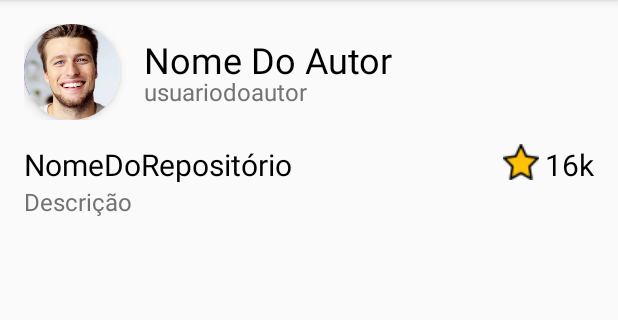
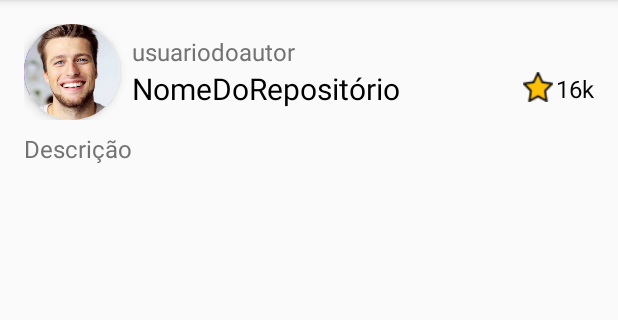
Before and after one commit to mconte13/SearchRepos, an Android app: the screen it shows after launch (MainActivity before the commit, HomeActivity after it), on a phone screen of 412 x 824 dp, the part 84-404 px from its top. Run offline under Robolectric (Android 15) with nearby library versions, the phone set to English and light mode, and no system bars; our stand-ins replace RxJava; network calls fail.

Commit message:
New layout and ApiRequest

```diff
--- a/app/build.gradle
+++ b/app/build.gradle
@@ -33,4 +33,9 @@ dependencies {
     androidTestImplementation 'androidx.test:runner:1.1.1'
     androidTestImplementation 'androidx.test.espresso:espresso-core:3.1.1'
     implementation "androidx.cardview:cardview:1.0.0"
+    implementation 'com.squareup.retrofit2:retrofit:2.3.0'
+    implementation 'com.google.code.gson:gson:2.8.6'
+    implementation 'com.squareup.retrofit2:converter-gson:2.3.0'
+    implementation "io.reactivex.rxjava2:rxandroid:2.0.1"
+    implementation "com.squareup.retrofit2:adapter-rxjava2:2.3.0"
 }
--- a/app/src/main/AndroidManifest.xml
+++ b/app/src/main/AndroidManifest.xml
@@ -9,7 +9,7 @@
         android:roundIcon="@mipmap/ic_launcher_round"
         android:supportsRtl="true"
         android:theme="@style/AppTheme">
-        <activity android:name=".MainActivity">
+        <activity android:name=".Home.HomeActivity">
             <intent-filter>
                 <action android:name="android.intent.action.MAIN" />
 
@@ -18,4 +18,6 @@
         </activity>
     </application>
 
+    <uses-permission android:name="android.permission.INTERNET"/>
+
 </manifest>
--- /dev/null
+++ b/app/src/main/java/ApiRequest/ApiRequest.kt
@@ -0,0 +1,27 @@
+package ApiRequest
+import com.mcf.searchrepos.Home.HomePresenterProtocol
+import com.mcf.searchrepos.Home.RepoModel
+import retrofit2.Retrofit
+import retrofit2.converter.gson.GsonConverterFactory
+import retrofit2.http.GET
+import retrofit2.http.Query
+import java.util.*
+import io.reactivex.Observable
+import retrofit2.adapter.rxjava2.RxJava2CallAdapterFactory
+
+interface ApiRequest {
+    @GET("repositories")
+    fun search(@Query("q") query: String) : Observable<RepoModel>
+
+    companion object Factory {
+        fun create(): ApiRequest {
+            val retrofit = Retrofit.Builder()
+                .addConverterFactory(GsonConverterFactory.create())
+                .baseUrl("https://api.github.com/search/")
+                .addCallAdapterFactory(RxJava2CallAdapterFactory.create())
+                .build()
+
+            return retrofit.create(ApiRequest::class.java);
+        }
+    }
+}
--- /dev/null
+++ b/app/src/main/java/com/mcf/searchrepos/Home/HomeActivity.kt
@@ -0,0 +1,39 @@
+package com.mcf.searchrepos.Home
+
+import ApiRequest.ApiRequest
+import androidx.appcompat.app.AppCompatActivity
+import android.os.Bundle
+import android.util.Log
+import com.mcf.searchrepos.R
+import io.reactivex.schedulers.Schedulers
+import io.reactivex.android.schedulers.AndroidSchedulers
+
+class HomeActivity : AppCompatActivity(), HomeActivityProtocol {
+    override fun onCreate(savedInstanceState: Bundle?) {
+        super.onCreate(savedInstanceState)
+        setContentView(R.layout.cell)
+
+        val service = ApiRequest.Factory.create()
+
+        service.search("kotlin")
+            .observeOn(AndroidSchedulers.mainThread())
+            .subscribeOn(Schedulers.io())
+            .subscribe ({ result ->
+                for (item in result.items){
+                    print("Repo name: ")
+                    print(item.name)
+                }
+            }, {
+                    error -> error.printStackTrace()
+                    print("ERRO")
+            })
+    }
+
+    override fun showData() {
+
+    }
+
+    fun printRepoModel(repoModel: RepoModel){
+
+    }
+}
--- /dev/null
+++ b/app/src/main/java/com/mcf/searchrepos/Home/HomeProtocols.kt
@@ -0,0 +1,13 @@
+package com.mcf.searchrepos.Home
+
+import retrofit2.Call
+import retrofit2.http.GET
+
+interface HomeActivityProtocol {
+    fun showData()
+}
+
+interface HomePresenterProtocol {
+    @GET("repositories?q=language:kotlin&sort=stars")
+    fun getRepos(): Call<RepoModel>
+}
--- /dev/null
+++ b/app/src/main/java/com/mcf/searchrepos/Home/HomeRepository.kt
@@ -0,0 +1,19 @@
+package com.mcf.searchrepos.Home
+import ApiRequest.ApiRequest
+import io.reactivex.Observable
+import retrofit2.Call
+import retrofit2.Callback
+import retrofit2.Response
+
+class HomeRepository(val apiService: ApiRequest){
+    fun searchRepos(language: String): io.reactivex.Observable<RepoModel> {
+        return apiService.search(query = "language:$language")
+    }
+}
+
+
+object HomeRepositoryProvider {
+    fun provideSearchRepos(): HomeRepository {
+        return HomeRepository(ApiRequest.Factory.create())
+    }
+}
--- /dev/null
+++ b/app/src/main/java/com/mcf/searchrepos/Home/RepoModel.kt
@@ -0,0 +1,39 @@
+package com.mcf.searchrepos.Home
+
+data class RepoModel(
+    var items:List<Repo>
+)
+
+data class Repo (
+    var name:String,
+    var description:String,
+    var stargazers_count:String
+)
+
+data class Owner (
+    var avatar_url:String,
+    var login:String
+)
+
+//data class RepoModel(
+//    @SerializedName("items")
+//    var items:List<Repo>
+//)
+//
+//data class Repo (
+//    @SerializedName("name")
+//    var name:String,
+//    @SerializedName("owner")
+//    var owner:List<Owner>,
+//    @SerializedName("description")
+//    var description:String,
+//    @SerializedName("stargazers_count")
+//    var starsCount:String
+//)
+//
+//data class Owner (
+//    @SerializedName("avatar_url")
+//    var picture:String,
+//    @SerializedName("login")
+//    var username:String
+//)
--- a/app/src/main/java/com/mcf/searchrepos/MainActivity.kt
+++ /dev/null
@@ -1,13 +0,0 @@
-package com.mcf.searchrepos
-
-import androidx.appcompat.app.AppCompatActivity
-import android.os.Bundle
-import android.widget.Toast
-
-class MainActivity : AppCompatActivity() {
-
-    override fun onCreate(savedInstanceState: Bundle?) {
-        super.onCreate(savedInstanceState)
-        setContentView(R.layout.cell)
-    }
-}
--- a/app/src/main/res/layout/activity_main.xml
+++ b/app/src/main/res/layout/activity_home.xml
@@ -4,7 +4,7 @@
     xmlns:tools="http://schemas.android.com/tools"
     android:layout_width="match_parent"
     android:layout_height="match_parent"
-    tools:context=".MainActivity">
+    tools:context=".Home.HomeActivity">
 
     <LinearLayout
         android:layout_width="match_parent"
--- a/app/src/main/res/layout/cell.xml
+++ b/app/src/main/res/layout/cell.xml
@@ -46,50 +46,25 @@
                     </androidx.cardview.widget.CardView>
 
                     <androidx.appcompat.widget.LinearLayoutCompat
-                        android:layout_width="wrap_content"
+                        android:layout_width="match_parent"
                         android:layout_height="wrap_content"
-                        android:orientation="vertical"
-                        android:layout_toRightOf="@id/profile_img"
-                        android:layout_marginLeft="16dp"
                         android:layout_alignTop="@id/profile_img"
                         android:layout_alignBottom="@id/profile_img"
-                        android:gravity="center_vertical">
-
-                        <TextView
-                            android:id="@+id/nome_autor"
-                            android:layout_width="wrap_content"
-                            android:layout_height="wrap_content"
-                            android:text="Nome Do Autor"
-                            android:layout_alignParentBottom="true"
-                            android:layout_toRightOf="@id/usuario"
-                            android:textSize="24dp"
-                            android:textColor="@android:color/black"/>
+                        android:layout_marginLeft="8dp"
+                        android:layout_marginTop="0dp"
+                        android:layout_marginBottom="0dp"
+                        android:layout_toRightOf="@id/profile_img"
+                        android:gravity="center_vertical"
+                        android:orientation="vertical">
 
                         <TextView
                             android:id="@+id/usuario"
                             android:layout_width="wrap_content"
                             android:layout_height="wrap_content"
+                            android:layout_alignParentBottom="true"
                             android:text="usuariodoautor"
-                            android:layout_alignParentBottom="true"
-                            android:layout_alignParentLeft="true"
-                            android:textSize="16dp"
-                            android:textAlignment="viewStart"
                             android:textColor="@color/lightGray"
-                            android:layout_marginTop="-6dp"/>
-
-                    </androidx.appcompat.widget.LinearLayoutCompat>
-                </RelativeLayout>
-
-            </FrameLayout>
-
-            <androidx.appcompat.widget.LinearLayoutCompat
-                android:layout_width="match_parent"
-                android:layout_height="wrap_content"
-                android:orientation="vertical"
-                android:layout_marginLeft="16dp"
-                android:layout_marginTop="16dp"
-                android:layout_marginRight="16dp"
-                android:layout_marginBottom="16dp">
+                            android:textSize="16dp"/>
 
                         <androidx.appcompat.widget.LinearLayoutCompat
                             android:layout_width="match_parent"
@@ -101,41 +76,49 @@
                                 android:layout_width="wrap_content"
                                 android:layout_height="wrap_content"
                                 android:text="NomeDoRepositório"
-                        android:textSize="20dp"
-                        android:textColor="@android:color/black"/>
+                                android:textColor="@android:color/black"
+                                android:textSize="20dp" />
 
                             <RelativeLayout
                                 android:layout_width="match_parent"
-                        android:layout_height="wrap_content">
+                                android:layout_height="match_parent"
+                                android:gravity="center_vertical">
 
                                 <ImageView
-                            android:layout_width="wrap_content"
-                            android:layout_height="wrap_content"
-                            android:src="@drawable/star"
-                            android:layout_toLeftOf="@+id/like"/>
+                                    android:layout_width="20dp"
+                                    android:layout_height="20dp"
+                                    android:layout_toLeftOf="@+id/like"
+                                    android:src="@drawable/star"/>
 
                                 <TextView
                                     android:id="@+id/like"
                                     android:layout_width="wrap_content"
                                     android:layout_height="wrap_content"
+                                    android:layout_alignParentRight="true"
+                                    android:layout_marginLeft="2dp"
                                     android:text="16k"
-                            android:textSize="20dp"
                                     android:textColor="@android:color/black"
-                            android:layout_marginLeft="4dp"
-                            android:layout_alignParentRight="true"/>
+                                    android:textSize="16dp" />
                             </RelativeLayout>
 
                         </androidx.appcompat.widget.LinearLayoutCompat>
 
+                    </androidx.appcompat.widget.LinearLayoutCompat>
+                </RelativeLayout>
+
+            </FrameLayout>
+
             <TextView
                 android:id="@+id/descricao"
-                    android:layout_width="wrap_content"
-                    android:layout_height="wrap_content"
+                android:layout_width="match_parent"
+                android:layout_height="match_parent"
+                android:layout_marginLeft="16dp"
+                android:layout_marginTop="8dp"
+                android:layout_marginRight="16dp"
+                android:layout_marginBottom="16dp"
                 android:text="Descrição"
                 android:textSize="16dp"
                 android:textColor="@color/lightGray"/>
-
-            </androidx.appcompat.widget.LinearLayoutCompat>
 
             <View
                 android:layout_width="match_parent"
```
Lines whose indentation alone changed are shown as unchanged.
